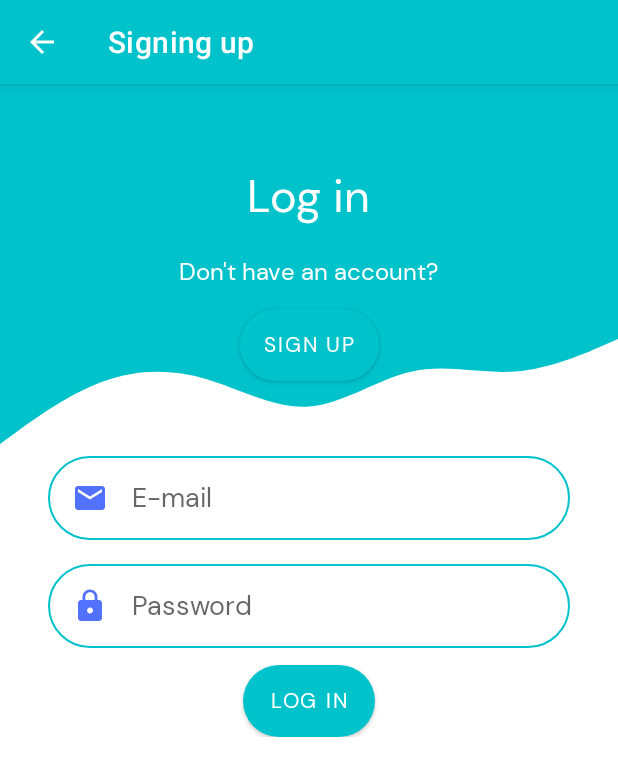
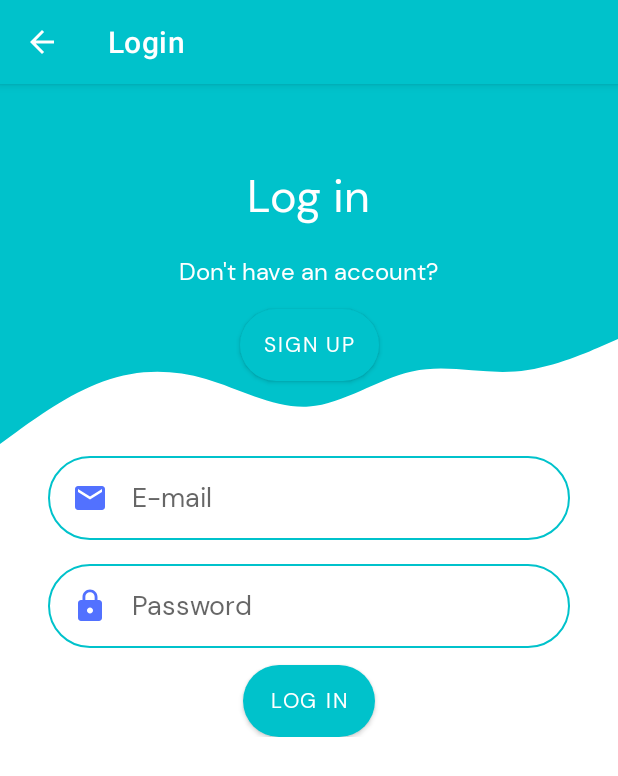
Before and after one commit to desparza13/Productivife, an Android app: the screen it shows after launch (LoginActivity), after a tap on "LOG-IN", on a phone screen of 412 x 824 dp. Shown: the top 776 px of the screen. Run offline under Robolectric (Android 15) with nearby library versions, the phone set to English and light mode, and no system bars; our stand-ins replace Firebase (no records; nobody signed in at launch, a user with empty details on screens opened directly).

Commit message:
"User can login to their account using their email and password. Users are prompted with process dialogs and toasts informing the possible errors such as not using a valid email, an empty password, etc"

```diff
--- a/app/src/main/java/com/daniela/productivife/LoginActivity.java
+++ b/app/src/main/java/com/daniela/productivife/LoginActivity.java
@@ -1,11 +1,39 @@
 package com.daniela.productivife;
 
+import androidx.annotation.NonNull;
 import androidx.appcompat.app.ActionBar;
 import androidx.appcompat.app.AppCompatActivity;
 
+import android.app.ProgressDialog;
+import android.content.Intent;
 import android.os.Bundle;
+import android.text.TextUtils;
+import android.util.Patterns;
+import android.view.View;
+import android.widget.Button;
+import android.widget.EditText;
+import android.widget.Toast;
+
+import com.google.android.gms.tasks.OnCompleteListener;
+import com.google.android.gms.tasks.OnFailureListener;
+import com.google.android.gms.tasks.Task;
+import com.google.firebase.auth.AuthResult;
+import com.google.firebase.auth.FirebaseAuth;
+import com.google.firebase.auth.FirebaseUser;
 
 public class LoginActivity extends AppCompatActivity {
+    public static String TAG = "LoginActivity";
+    private EditText etEmail;
+    private EditText etPassword;
+    private Button btnSignup;
+    private Button btnLogin;
+
+    private ProgressDialog progressDialog;
+
+    private FirebaseAuth firebaseAuth;
+
+    private String email = "";
+    private String password = "";
 
     @Override
     protected void onCreate(Bundle savedInstanceState) {
@@ -13,10 +41,74 @@ public class LoginActivity extends AppCompatActivity {
         setContentView(R.layout.activity_login);
 
         ActionBar actionBar = getSupportActionBar();
-        actionBar.setTitle("Signing up");
+        actionBar.setTitle("Login");
         actionBar.setDisplayHomeAsUpEnabled(true);
         actionBar.setDisplayShowHomeEnabled(true);
+
+        etEmail = findViewById(R.id.etEmailLogin);
+        etPassword = findViewById(R.id.etPasswordLogin);
+        btnSignup = findViewById(R.id.btnSignup);
+        btnLogin = findViewById(R.id.btnLogin);
+
+        firebaseAuth = FirebaseAuth.getInstance();
+
+        progressDialog = new ProgressDialog(LoginActivity.this);
+        progressDialog.setTitle("Wait please");
+        progressDialog.setCanceledOnTouchOutside(false);
+
+        btnLogin.setOnClickListener(new View.OnClickListener() {
+            @Override
+            public void onClick(View v) {
+                checkData();
+            }
+        });
+        btnSignup.setOnClickListener(new View.OnClickListener() {
+            @Override
+            public void onClick(View v) {
+                startActivity(new Intent(LoginActivity.this, SignUpActivity.class));
+            }
+        });
     }
+
+    private void checkData() {
+        email = etEmail.getText().toString();
+        password = etPassword.getText().toString();
+
+        if (!Patterns.EMAIL_ADDRESS.matcher(email).matches()){
+            Toast.makeText(this, "Enter a valid e-mail", Toast.LENGTH_SHORT).show();
+        }
+        else if (TextUtils.isEmpty(password)){
+            Toast.makeText(this, "Password cannot be empty", Toast.LENGTH_SHORT).show();
+        }
+        else{
+            LoginUser();
+        }
+    }
+
+    private void LoginUser() {
+        progressDialog.setMessage("Logging in...");
+        progressDialog.show();
+        firebaseAuth.signInWithEmailAndPassword(email, password)
+                .addOnCompleteListener(LoginActivity.this, new OnCompleteListener<AuthResult>() {
+                    @Override
+                    public void onComplete(@NonNull Task<AuthResult> task) {
+                        if(task.isSuccessful()){
+                            progressDialog.dismiss();
+                            FirebaseUser user = firebaseAuth.getCurrentUser();
+                            startActivity(new Intent(LoginActivity.this, MainActivity.class));
+                            Toast.makeText(LoginActivity.this, "Welcome: "+user.getEmail(), Toast.LENGTH_SHORT).show();
+                            finish();
+                        }
+                    }
+                }).addOnFailureListener(new OnFailureListener() {
+                    @Override
+                    public void onFailure(@NonNull Exception e) {
+                        progressDialog.dismiss();
+                        Toast.makeText(LoginActivity.this, ""+e.getMessage(), Toast.LENGTH_SHORT).show();
+                    }
+                });
+    }
+
     @Override
     public boolean onSupportNavigateUp() {
         onBackPressed();
--- a/app/src/main/res/layout/activity_login.xml
+++ b/app/src/main/res/layout/activity_login.xml
@@ -60,7 +60,7 @@
 
 
         <EditText
-            android:id="@+id/etEmail"
+            android:id="@+id/etEmailLogin"
             android:layout_width="0dp"
             android:layout_height="wrap_content"
             android:layout_marginStart="32dp"
@@ -80,7 +80,7 @@
             app:layout_constraintStart_toStartOf="parent"
             app:layout_constraintTop_toBottomOf="@+id/btnSignup" />
         <EditText
-            android:id="@+id/etPassword"
+            android:id="@+id/etPasswordLogin"
             android:layout_width="0dp"
             android:layout_height="wrap_content"
             android:layout_marginStart="32dp"
@@ -98,7 +98,7 @@
             app:layout_constraintEnd_toEndOf="parent"
             app:layout_constraintHorizontal_bias="0.0"
             app:layout_constraintStart_toStartOf="parent"
-            app:layout_constraintTop_toBottomOf="@+id/etEmail"
+            app:layout_constraintTop_toBottomOf="@+id/etEmailLogin"
             app:passwordToggleEnabled="true"
             />
 
@@ -124,7 +124,7 @@
             app:layout_constraintEnd_toEndOf="parent"
             app:layout_constraintHorizontal_bias="0.501"
             app:layout_constraintStart_toStartOf="parent"
-            app:layout_constraintTop_toBottomOf="@+id/etPassword" />
+            app:layout_constraintTop_toBottomOf="@+id/etPasswordLogin" />
     </androidx.constraintlayout.widget.ConstraintLayout>
 
 </ScrollView>
```
